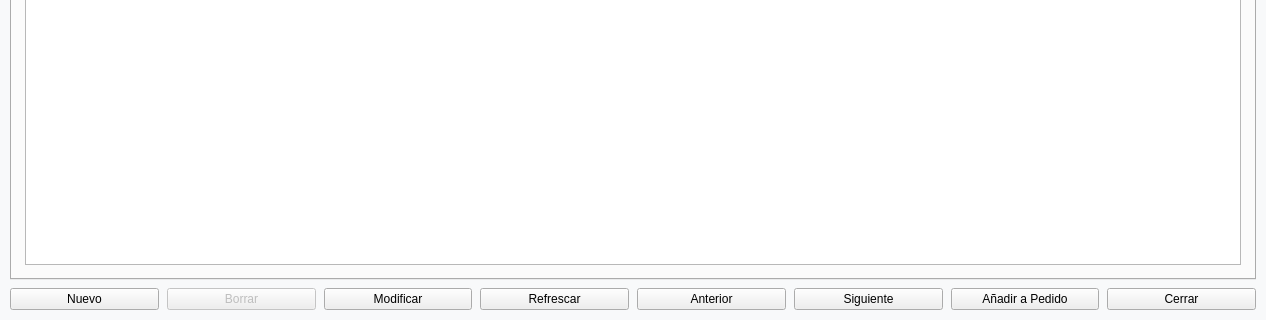
Qt form articulos.ui (Ladis72/tienda) before a commit; both pictures show x 0 to 1266 and y 376 to 696 of the 1266 by 696 pixel window.
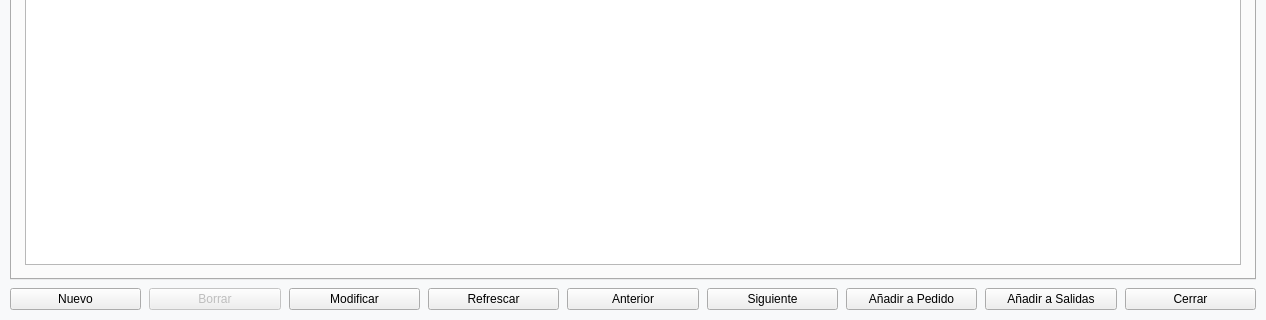
The same form after that commit. Icons and pictures are not drawn.

Commit message: feat: add DialogAnadirASalidas to manage product stock transfers and register the button in the UI

```diff
--- a/articulos.ui
+++ b/articulos.ui
@@ -945,6 +945,19 @@
        </property>
       </widget>
      </item>
+     <item>
+      <widget class="QPushButton" name="pushButtonAnadirASalidas">
+       <property name="toolTip">
+        <string>Añadir este producto a la lista de salidas de mercancía / traspasos</string>
+       </property>
+       <property name="text">
+        <string>Añadir a Salidas</string>
+       </property>
+       <property name="autoDefault">
+        <bool>false</bool>
+       </property>
+      </widget>
+     </item>
      <item>
       <widget class="QPushButton" name="pushButtonCerrar">
        <property name="text">
```
The commit also changes 6 other files.
